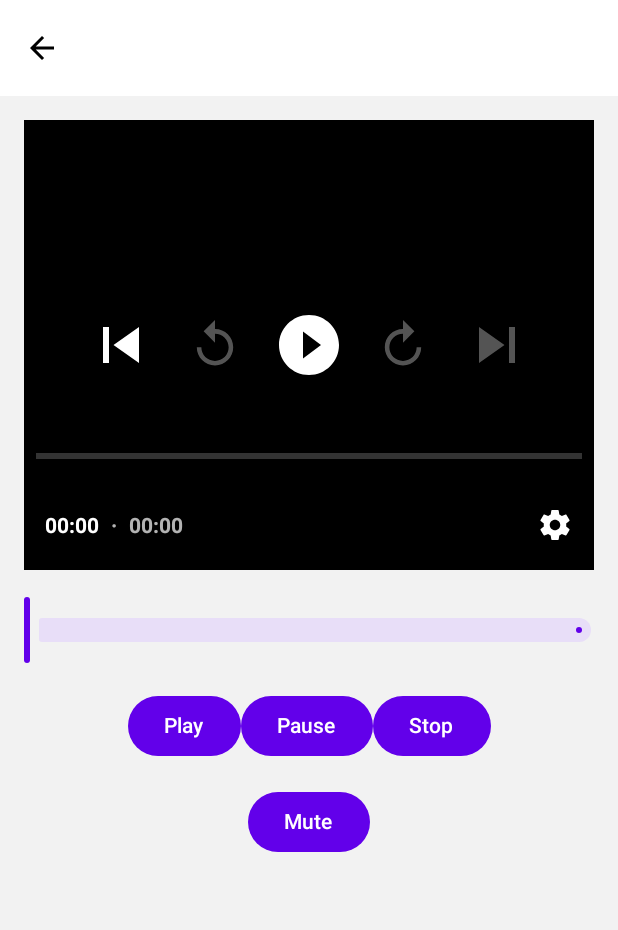
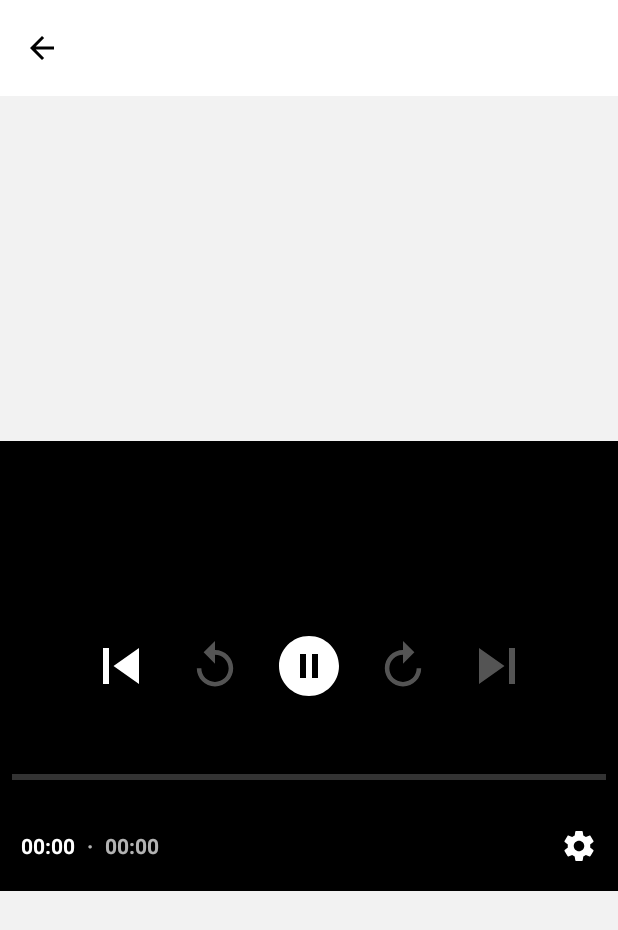
Before and after one commit to Sacro93/ExamenMultimedia, an Android app built with Jetpack Compose: the composable DetailScreen called with empty values, after a tap on "Play", on a phone screen of 412 x 824 dp. Shown: the top 930 px of the screen. Run offline under Robolectric (Android 15) with nearby library versions, the phone set to English and light mode, and no system bars; 1 other tap on this screen came first.

Commit message:
quitando botones

```diff
--- a/app/src/main/java/com/example/examenmultimedia/View/DetailScreen/Detailscreen.kt
+++ b/app/src/main/java/com/example/examenmultimedia/View/DetailScreen/Detailscreen.kt
@@ -2,39 +2,20 @@ package com.example.examenmultimedia.View.DetailScreen
 
 import MediaViewModel
 import android.net.Uri
-import androidx.compose.foundation.layout.Arrangement
-import androidx.compose.foundation.layout.Box
-import androidx.compose.foundation.layout.Column
-import androidx.compose.foundation.layout.Row
-import androidx.compose.foundation.layout.fillMaxSize
-import androidx.compose.foundation.layout.fillMaxWidth
-import androidx.compose.foundation.layout.height
-import androidx.compose.foundation.layout.padding
+import androidx.compose.foundation.layout.*
 import androidx.compose.material.icons.Icons
 import androidx.compose.material.icons.automirrored.filled.ArrowBack
-import androidx.compose.material3.Button
-import androidx.compose.material3.ExperimentalMaterial3Api
-import androidx.compose.material3.Icon
-import androidx.compose.material3.IconButton
-import androidx.compose.material3.Scaffold
-import androidx.compose.material3.Slider
-import androidx.compose.material3.Text
-import androidx.compose.material3.TopAppBar
-import androidx.compose.runtime.Composable
-import androidx.compose.runtime.DisposableEffect
-import androidx.compose.runtime.collectAsState
-import androidx.compose.runtime.getValue
-import androidx.compose.runtime.remember
+import androidx.compose.material3.*
+import androidx.compose.runtime.*
 import androidx.compose.ui.Alignment
 import androidx.compose.ui.Modifier
 import androidx.compose.ui.platform.LocalContext
 import androidx.compose.ui.unit.dp
+import androidx.navigation.NavController
 import androidx.compose.ui.viewinterop.AndroidView
 import androidx.media3.common.MediaItem
 import androidx.media3.exoplayer.ExoPlayer
 import androidx.media3.ui.PlayerView
-import androidx.navigation.NavController
-
 
 
 @OptIn(ExperimentalMaterial3Api::class)
@@ -46,11 +27,6 @@ fun DetailScreen(
     viewModel: MediaViewModel
 ) {
     val context = LocalContext.current
-    val playerState by viewModel.playerState.collectAsState()
-    val progress by viewModel.progress.collectAsState()
-    val duration by viewModel.duration.collectAsState()
-    val isMuted by viewModel.isMuted.collectAsState()
-
     val exoPlayer = remember {
         ExoPlayer.Builder(context).build().apply {
             val mediaItem = MediaItem.fromUri(Uri.parse(uri))
@@ -72,35 +48,23 @@ fun DetailScreen(
             )
         }
     ) { paddingValues ->
-        Column(
+        Box(
             modifier = Modifier
                 .fillMaxSize()
-                .padding(paddingValues)
-                .padding(16.dp),
-            verticalArrangement = Arrangement.spacedBy(16.dp),
-            horizontalAlignment = Alignment.CenterHorizontally
+                .padding(paddingValues),
+            contentAlignment = Alignment.Center
         ) {
+            // Usamos StyledPlayerView en lugar de PlayerView para que tenga controles nativos
             AndroidView(
-                factory = { ctx -> PlayerView(ctx).apply { player = exoPlayer } },
+                factory = { ctx ->
+                    PlayerView(ctx).apply {
+                        player = exoPlayer
+                        useController = true // Activa los controles
+                    }
+                },
                 modifier = Modifier.fillMaxWidth().height(300.dp)
             )
 
-            Slider(
-                value = progress.toFloat(),
-                valueRange = 0f..duration.toFloat(),
-                onValueChange = { viewModel.seekTo(it.toLong()) },
-                modifier = Modifier.fillMaxWidth()
-            )
-
-            Row(horizontalArrangement = Arrangement.SpaceEvenly) {
-                Button(onClick = { viewModel.playMedia(Uri.parse(uri)) }) { Text("Play") }
-                Button(onClick = { viewModel.pauseMedia() }) { Text("Pause") }
-                Button(onClick = { viewModel.stopMedia() }) { Text("Stop") }
-            }
-
-            Button(onClick = { viewModel.toggleMute() }) {
-                Text(if (isMuted) "Unmute" else "Mute")
-            }
         }
     }
 
--- a/app/src/main/java/com/example/examenmultimedia/ViewModel/MediaViewModel.kt
+++ b/app/src/main/java/com/example/examenmultimedia/ViewModel/MediaViewModel.kt
@@ -68,61 +68,7 @@ class MediaViewModel(
         _mediaFiles.value = mediaRepository.getMediaFilesFromRaw()
     }
 
-    /**
-     * Reproducir un video.
-     */
-    fun playMedia(uri: Uri) {
-        try {
-            val mediaItem = MediaItem.fromUri(uri)
-            exoPlayer.setMediaItem(mediaItem)
-            exoPlayer.prepare()
-            exoPlayer.play()
 
-            _playerState.value = PlayerState.PLAYING
-
-            startProgressUpdates()
-        } catch (e: Exception) {
-            Log.e("MediaViewModel", "Error al reproducir el archivo: ${e.message}")
-            _playerState.value = PlayerState.IDLE
-        }
-    }
-
-    /**
-     * Pausar la reproducción.
-     */
-    fun pauseMedia() {
-        exoPlayer.pause()
-        _playerState.value = PlayerState.PAUSED
-    }
-
-    /**
-     * Detener la reproducción.
-     */
-    fun stopMedia() {
-        exoPlayer.stop()
-        _playerState.value = PlayerState.STOPPED
-        _progress.value = 0L
-    }
-
-    /**
-     * Ir a una posición específica en el video.
-     */
-    fun seekTo(position: Long) {
-        exoPlayer.seekTo(position)
-        _progress.value = position
-    }
-
-    /**
-     * Activar o desactivar el sonido.
-     */
-    fun toggleMute() {
-        _isMuted.value = !_isMuted.value
-        exoPlayer.volume = if (_isMuted.value) 0f else 1f
-    }
-
-    /**
-     * Listener para monitorear cambios en ExoPlayer.
-     */
     private fun setupPlayerListener() {
         exoPlayer.addListener(object : Player.Listener {
             override fun onPlaybackStateChanged(state: Int) {
```
